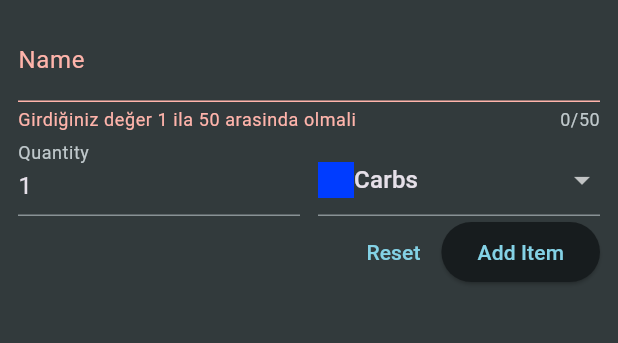
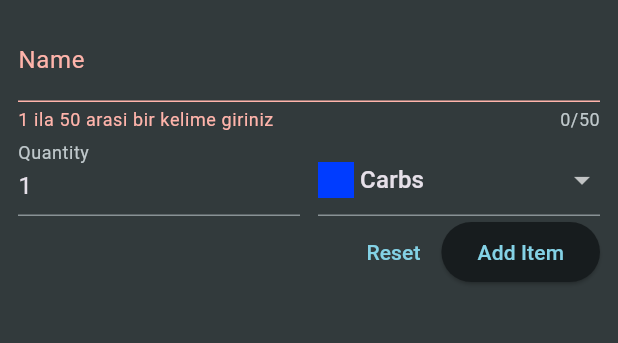
Before and after one commit to shallwebegin/newshoppinglist, a Flutter app: the NewItem screen opened directly, after a tap on "Add Item", on a phone screen of 412 x 824 dp, the part 84-427 px from its top. Run offline on Flutter 3.47's test engine with Material 3 defaults, Android fonts, the phone set to English and light mode, and no system bars; network calls fail.

```diff
--- a/lib/widgets/new_item.dart
+++ b/lib/widgets/new_item.dart
@@ -4,7 +4,7 @@ import 'package:flutter/material.dart';
 import 'package:shopping_list/data/categories.dart';
 import 'package:shopping_list/models/category.dart';
 
-import 'package:http/http.dart ' as http;
+import 'package:http/http.dart' as http;
 import 'package:shopping_list/models/grocery_item.dart';
 
 class NewItem extends StatefulWidget {
@@ -15,37 +15,44 @@ class NewItem extends StatefulWidget {
 }
 
 class _NewItemState extends State<NewItem> {
+  final _formKey = GlobalKey<FormState>();
+  var _enteredName = '';
+  var _enteredQuantity = 1;
+  var _selectedCategory = categories[Categories.carbs];
+  var _isSending = false;
+
   void _saveItem() async {
-    _formKey.currentState!.validate();
+    if (_formKey.currentState!.validate()) {
+      setState(() {
+        _isSending = true;
+      });
       _formKey.currentState!.save();
-    final url = Uri.https(
-        'flutter-prep-ff6cd-default-rtdb.firebaseio.com', 'shopping-list.json');
+      final url = Uri.https('flutter-prep-ff6cd-default-rtdb.firebaseio.com',
+          'shopping-list.json');
       final response = await http.post(
         url,
         headers: {'Content-Type': 'application/json'},
-      body: json.encode({
+        body: json.encode(
+          {
             'name': _enteredName,
             'quantity': _enteredQuantity,
             'category': _selectedCategory!.title
-      }),
+          },
+        ),
       );
       if (!context.mounted) {
         return;
       }
       final Map<String, dynamic> resData = json.decode(response.body);
-    Navigator.of(context).pop(
-      GroceryItem(
+
+      Navigator.of(context).pop(GroceryItem(
           id: resData['name'],
           name: _enteredName,
           quantity: _enteredQuantity,
-          category: _selectedCategory!),
-    );
+          category: _selectedCategory!));
+    }
   }
 
-  final _formKey = GlobalKey<FormState>();
-  var _enteredName = '';
-  var _enteredQuantity = 1;
-  var _selectedCategory = categories[Categories.carbs];
   @override
   Widget build(BuildContext context) {
     return Scaffold(
@@ -67,8 +74,8 @@ class _NewItemState extends State<NewItem> {
                   if (value == null ||
                       value.isEmpty ||
                       value.trim().length <= 1 ||
-                      value.trim().length >= 50) {
-                    return 'Girdiğiniz değer 1 ila 50 arasinda olmali';
+                      value.trim().length > 50) {
+                    return '1 ila 50 arasi bir kelime giriniz';
                   }
                   return null;
                 },
@@ -81,16 +88,16 @@ class _NewItemState extends State<NewItem> {
                 children: [
                   Expanded(
                     child: TextFormField(
-                      initialValue: _enteredQuantity.toString(),
                       decoration: const InputDecoration(
                         label: Text('Quantity'),
                       ),
+                      initialValue: _enteredQuantity.toString(),
                       validator: (value) {
                         if (value == null ||
                             value.isEmpty ||
                             int.tryParse(value) == null ||
                             int.tryParse(value)! < 1) {
-                          return 'Bilgileri tekrar giriniz';
+                          return 'Duzgun bir sayi gir';
                         }
                         return null;
                       },
@@ -116,6 +123,9 @@ class _NewItemState extends State<NewItem> {
                                     height: 24,
                                     color: category.value.color,
                                   ),
+                                  const SizedBox(
+                                    width: 4,
+                                  ),
                                   Text(category.value.title),
                                 ],
                               ),
@@ -133,14 +143,22 @@ class _NewItemState extends State<NewItem> {
                 mainAxisAlignment: MainAxisAlignment.end,
                 children: [
                   TextButton(
-                    onPressed: () {
+                    onPressed: _isSending
+                        ? null
+                        : () {
                             _formKey.currentState!.reset();
                           },
                     child: const Text('Reset'),
                   ),
                   ElevatedButton(
-                    onPressed: _saveItem,
-                    child: const Text('Add Item'),
+                    onPressed: _isSending ? null : _saveItem,
+                    child: _isSending
+                        ? const SizedBox(
+                            width: 16,
+                            height: 16,
+                            child: CircularProgressIndicator(),
+                          )
+                        : const Text('Add Item'),
                   ),
                 ],
               ),
```
Also changed, not shown: lib/widgets/grocery_list.dart (+49 -18 lines). Lines whose indentation alone changed are shown as unchanged.
